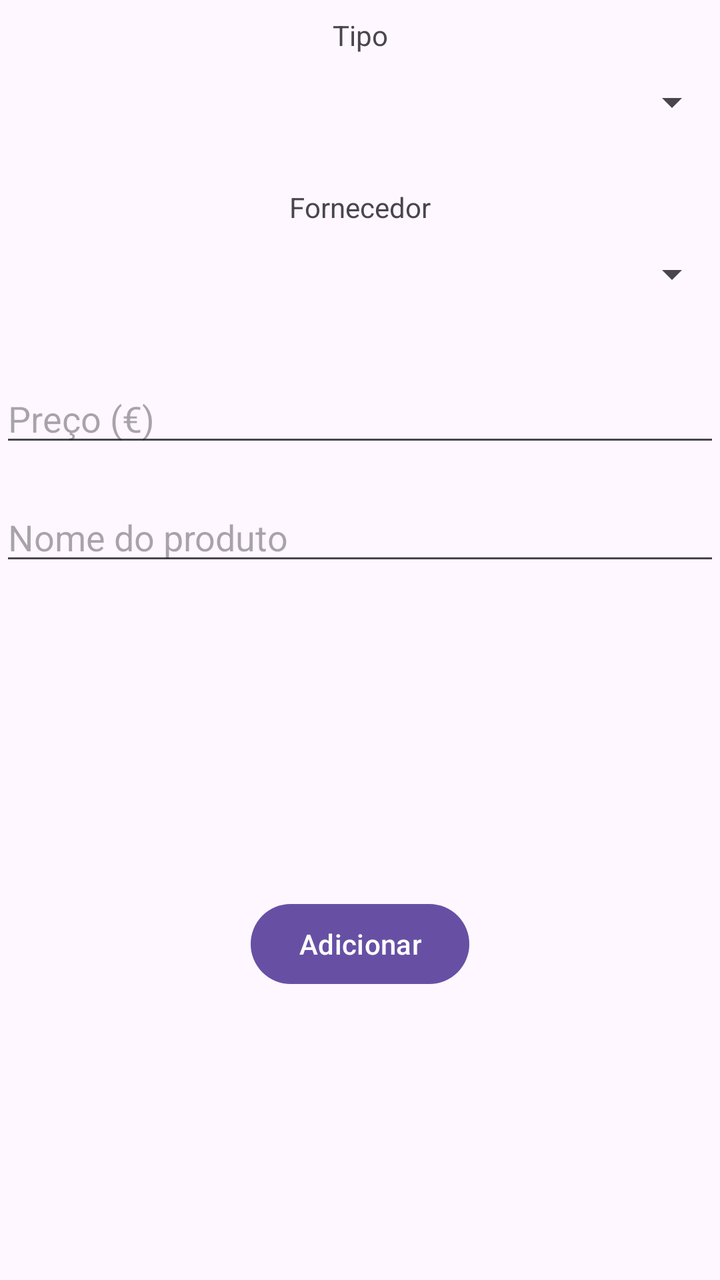
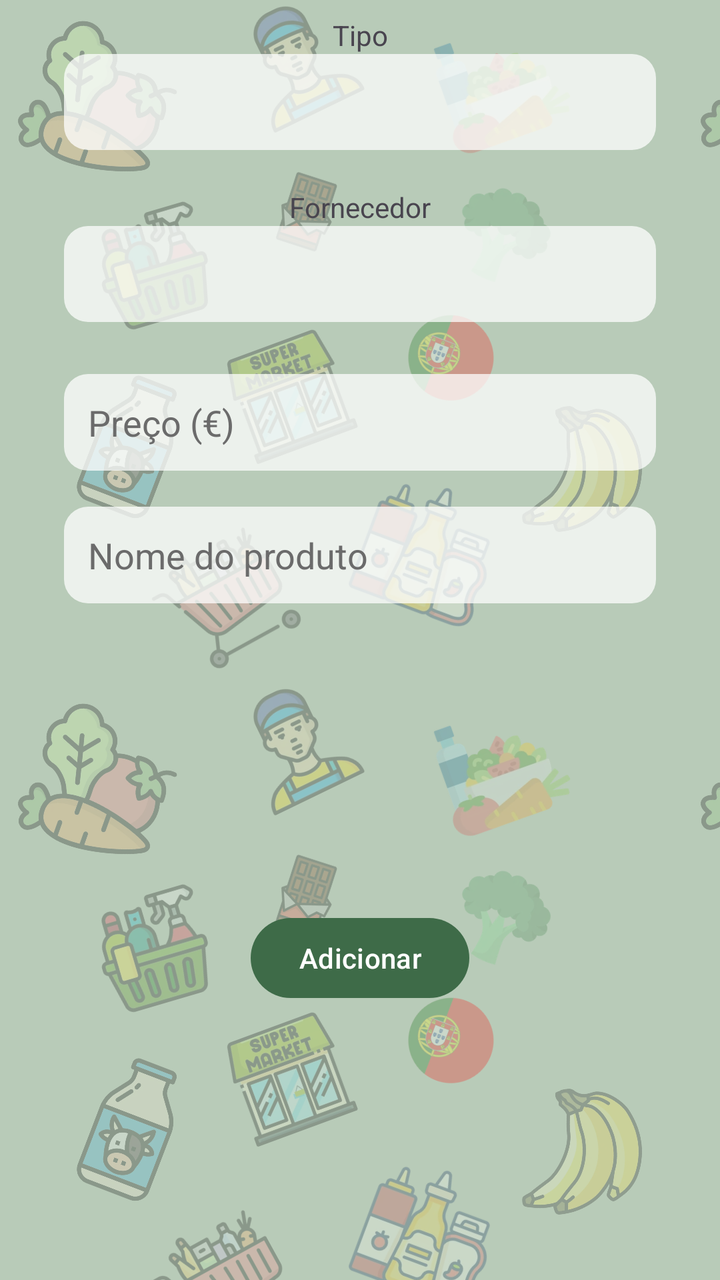

Two renders of the same Android screen: before a commit and after it. Below are the layout's source before the change and the commit's diff.
<!-- AndroidManifest.xml: application theme Theme.ProjectDroid_1220893_1241190 -->
<!-- res/layout/activity_criar_produto.xml -->
<?xml version="1.0" encoding="utf-8"?>
<androidx.constraintlayout.widget.ConstraintLayout xmlns:android="http://schemas.android.com/apk/res/android"
    xmlns:app="http://schemas.android.com/apk/res-auto"
    xmlns:tools="http://schemas.android.com/tools"
    android:id="@+id/main"
    android:layout_width="match_parent"
    android:layout_height="match_parent"
    tools:context=".ui.CriarProduto">

        <TextView
            android:id="@+id/textView5"
            android:layout_width="wrap_content"
            android:layout_height="wrap_content"
            android:layout_marginStart="16dp"
            android:layout_marginTop="8dp"
            android:layout_marginEnd="16dp"
            android:text="Tipo"
            app:layout_constraintEnd_toEndOf="parent"
            app:layout_constraintStart_toStartOf="parent"
            app:layout_constraintTop_toTopOf="parent" />

        <Spinner
            android:id="@+id/spinnerTipoProduto"
            android:layout_width="match_parent"
            android:layout_height="wrap_content"
            android:minHeight="48dp"
            app:layout_constraintEnd_toEndOf="parent"
            app:layout_constraintStart_toStartOf="parent"
            app:layout_constraintTop_toBottomOf="@+id/textView5" />

        <TextView
            android:id="@+id/textView6"
            android:layout_width="wrap_content"
            android:layout_height="wrap_content"
            android:layout_marginStart="16dp"
            android:layout_marginTop="19dp"
            android:layout_marginEnd="16dp"
            android:text="Fornecedor"
            app:layout_constraintEnd_toEndOf="parent"
            app:layout_constraintStart_toStartOf="parent"
            app:layout_constraintTop_toBottomOf="@+id/spinnerTipoProduto" />

        <Spinner
            android:id="@+id/spinnerFornecedorProduto"
            android:layout_width="match_parent"
            android:layout_height="wrap_content"
            android:minHeight="48dp"
            app:layout_constraintEnd_toEndOf="parent"
            app:layout_constraintStart_toStartOf="parent"
            app:layout_constraintTop_toBottomOf="@+id/textView6" />

        <EditText
            android:id="@+id/editTextNomeProduto"
            android:layout_width="match_parent"
            android:layout_height="wrap_content"
            android:layout_marginTop="18dp"
            android:hint="Nome do produto"
            android:inputType="text"
            android:maxLines="1"
            app:layout_constraintEnd_toEndOf="parent"
            app:layout_constraintStart_toStartOf="parent"
            app:layout_constraintTop_toBottomOf="@+id/editTextPrecoProduto" />

        <EditText
            android:id="@+id/editTextPrecoProduto"
            android:layout_width="match_parent"
            android:layout_height="wrap_content"
            android:layout_marginTop="26dp"
            android:layout_marginBottom="18dp"
            android:hint="Preço (€)"
            android:inputType="numberDecimal"
            android:maxLines="1"
            app:layout_constraintBottom_toTopOf="@+id/editTextNomeProduto"
            app:layout_constraintEnd_toEndOf="parent"
            app:layout_constraintStart_toStartOf="parent"
            app:layout_constraintTop_toBottomOf="@+id/spinnerFornecedorProduto" />

        <Button
            android:id="@+id/buttonConfirmarProduto"
            android:layout_width="wrap_content"
            android:layout_height="wrap_content"
            android:layout_gravity="center_horizontal"
            android:layout_marginStart="8dp"
            android:layout_marginTop="16dp"
            android:layout_marginEnd="8dp"
            android:text="Adicionar"
            app:layout_constraintBottom_toBottomOf="parent"
            app:layout_constraintEnd_toEndOf="parent"
            app:layout_constraintStart_toStartOf="parent"
            app:layout_constraintTop_toBottomOf="@+id/editTextNomeProduto" />

</androidx.constraintlayout.widget.ConstraintLayout>
<!-- resources referenced by this layout -->
<resources>
  <style name="Theme.ProjectDroid_1220893_1241190" parent="Base.Theme.ProjectDroid_1220893_1241190" />
  <style name="Base.Theme.ProjectDroid_1220893_1241190" parent="Theme.Material3.DayNight.NoActionBar">
          
          
      </style>
</resources>

<!-- the commit's change to res/layout/activity_criar_produto.xml (unified diff, before → after) -->
@@ -23,6 +23,8 @@
             android:id="@+id/spinnerTipoProduto"
             android:layout_width="match_parent"
             android:layout_height="wrap_content"
+            android:layout_marginStart="32dp"
+            android:layout_marginEnd="32dp"
             android:minHeight="48dp"
             app:layout_constraintEnd_toEndOf="parent"
             app:layout_constraintStart_toStartOf="parent"
@@ -44,6 +46,8 @@
             android:id="@+id/spinnerFornecedorProduto"
             android:layout_width="match_parent"
             android:layout_height="wrap_content"
+            android:layout_marginStart="32dp"
+            android:layout_marginEnd="32dp"
             android:minHeight="48dp"
             app:layout_constraintEnd_toEndOf="parent"
             app:layout_constraintStart_toStartOf="parent"
@@ -53,7 +57,9 @@
             android:id="@+id/editTextNomeProduto"
             android:layout_width="match_parent"
             android:layout_height="wrap_content"
+            android:layout_marginStart="32dp"
             android:layout_marginTop="18dp"
+            android:layout_marginEnd="32dp"
             android:hint="Nome do produto"
             android:inputType="text"
             android:maxLines="1"
@@ -65,7 +71,9 @@
             android:id="@+id/editTextPrecoProduto"
             android:layout_width="match_parent"
             android:layout_height="wrap_content"
+            android:layout_marginStart="32dp"
             android:layout_marginTop="26dp"
+            android:layout_marginEnd="32dp"
             android:layout_marginBottom="18dp"
             android:hint="Preço (€)"
             android:inputType="numberDecimal"
<!-- resource entries referenced after the edit -->
@@ -3,7 +3,40 @@
   <style name="Theme.ProjectDroid_1220893_1241190" parent="Base.Theme.ProjectDroid_1220893_1241190" />
   <style name="Base.Theme.ProjectDroid_1220893_1241190" parent="Theme.Material3.DayNight.NoActionBar">
           
+          <item name="android:windowBackground">@drawable/fundo_supermercado</item>
+  
           
+          <item name="colorPrimary">@color/verde_botao</item>
+          <item name="colorOnPrimary">@color/white</item>
+          <item name="colorPrimaryContainer">@color/verde_botao</item>
+  
+          
+          <item name="editTextStyle">@style/fundoElementosLayout</item>
+          <item name="spinnerStyle">@style/fundoElementosLayout</item>
+  
+  
+  
       </style>
+  <!-- drawable fundo_supermercado (drawable) -->
+  <?xml version="1.0" encoding="utf-8"?>
+  <bitmap xmlns:android="http://schemas.android.com/apk/res/android"
+      android:src="@drawable/padrao_fundo"
+      android:tileMode="repeat" />
+  <color name="verde_botao">#3E6B48</color>
+  <color name="white">#FFFFFFFF</color>
+  <style name="fundoElementosLayout" parent="Widget.AppCompat.EditText">
+          <item name="android:background">@drawable/fundo_edittext</item>
+          <item name="android:padding">12dp</item>
+          <item name="android:textColor">#222222</item>
+          <item name="android:textColorHint">#6B6B6B</item>
+      </style>
+  <!-- drawable padrao_fundo: png bitmap (drawable-nodpi, 387805 bytes) -->
+  <!-- drawable fundo_edittext (drawable) -->
+  <?xml version="1.0" encoding="utf-8"?>
+  <shape xmlns:android="http://schemas.android.com/apk/res/android"
+      android:shape="rectangle">
+      <solid android:color="#BCFFFFFF" />
+      <corners android:radius="12dp" />
+  </shape>
 </resources>
 
